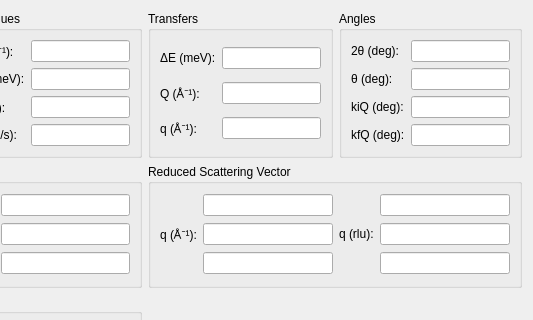
First picture: the form in ui/recip_params.ui, repository tweber-ill/frm_mirror-takin1, before the edit; both pictures show x 248 to 781 and y 0 to 320 of the 781 by 456 pixel window.
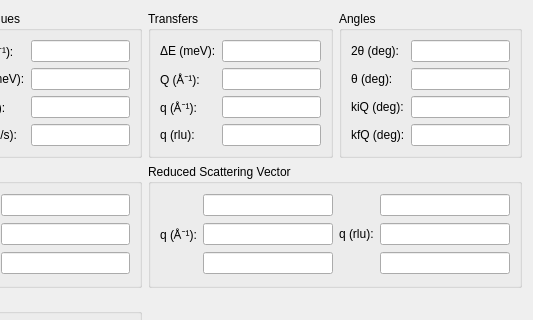
Second picture: the form after the edit.

Commit message: added q length in param dialog

```diff
--- a/ui/recip_params.ui
+++ b/ui/recip_params.ui
@@ -127,6 +127,16 @@
         </property>
        </widget>
       </item>
+      <item row="3" column="1">
+       <widget class="QLineEdit" name="editqrlu"/>
+      </item>
+      <item row="3" column="0">
+       <widget class="QLabel" name="label_22">
+        <property name="text">
+         <string>q (rlu):</string>
+        </property>
+       </widget>
+      </item>
      </layout>
     </widget>
    </item>
```
Left out of the diff: 43 changed lines with no effect on the pictures. The commit also changes 1 other file.
